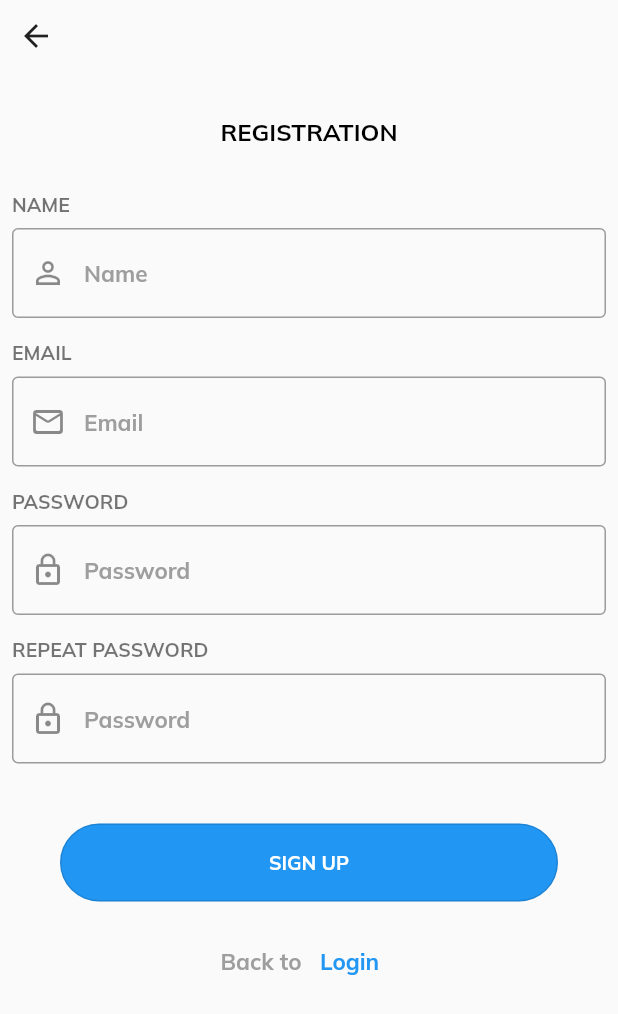
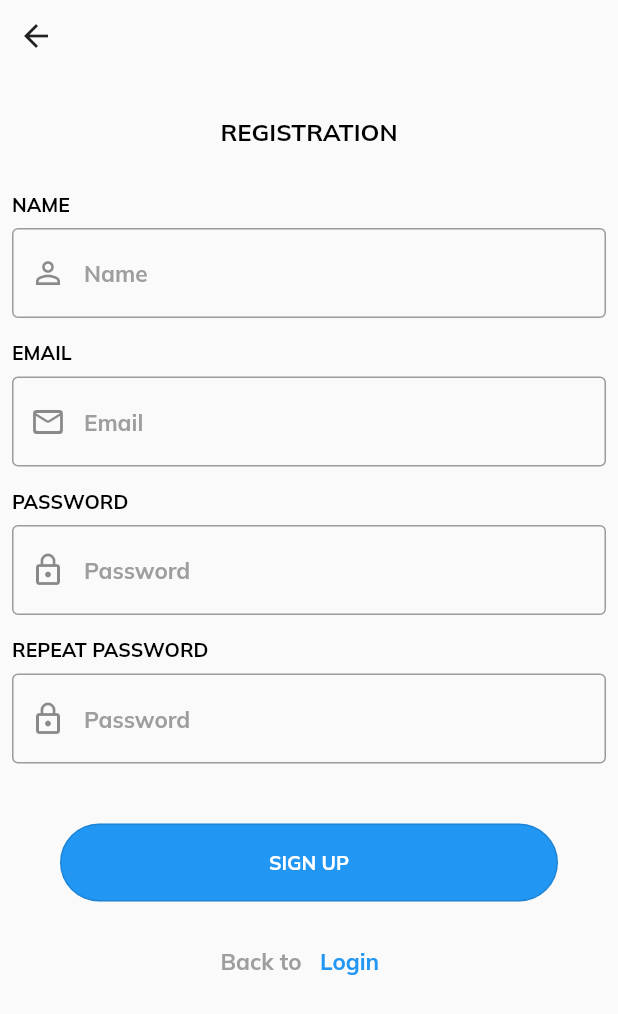
Before and after one commit to SabbathDev/eventor, a Flutter app: the RegistrationPage screen opened directly, on a phone screen of 412 x 824 dp. Shown: the top 1014 px of the screen. Run offline on Flutter 3.47's test engine with Material 2 defaults, Android fonts, the phone set to English and light mode, and no system bars.

Commit message:
Navigation added, fixed dark mode and so on.

```diff
--- a/lib/main.dart
+++ b/lib/main.dart
@@ -1,24 +1,32 @@
 import 'package:eventor/pages/login.dart';
 import 'package:eventor/pages/registration.dart';
 import 'package:flutter/material.dart';
+import 'package:eventor/theme/theme_constants.dart';
 
-void main() {
-  runApp(MaterialApp(
-      theme: ThemeData(
-        fontFamily: 'Mulish',
+void main() => runApp(const Eventor());
 
-        textTheme: const TextTheme(
-          headline1: TextStyle(fontSize: 16, color: Colors.black, fontWeight: FontWeight.bold), //page top text
-          headline2: TextStyle(fontSize: 13, fontWeight: FontWeight.bold),                      //field names
-          headline5: TextStyle(fontSize: 13, color: Colors.white),                              //button text
-          headline6: TextStyle(fontSize: 16, color: Colors.white60),                            //hint text
-          bodyText1: TextStyle(fontSize: 15, color: Colors.grey),                               //main body text
-          bodyText2: TextStyle(fontSize: 15, color: Colors.blue, fontWeight: FontWeight.bold),  //link text
-        ),
-      ),
 
-      darkTheme: ThemeData.dark(),
+class Eventor extends StatefulWidget {
+  const Eventor({Key? key}) : super(key: key);
 
-      home: const Login(),
-  ));
+  @override
+  State<Eventor> createState() => _EventorState();
 }
+
+class _EventorState extends State<Eventor> {
+  @override
+  Widget build(BuildContext context) {
+    return MaterialApp(
+      theme: lightTheme,
+      darkTheme: darkTheme,
+
+      themeMode: ThemeMode.light,
+
+      initialRoute: '/login',
+      routes: {
+        '/login': (context) => const Login(),
+        '/login/registration': (context) => const RegistrationPage(),
+      },
+    );
+  }
+}
--- a/lib/pages/registration.dart
+++ b/lib/pages/registration.dart
@@ -13,15 +13,14 @@ class _RegistrationPageState extends State<RegistrationPage> {
   Widget build(BuildContext context) {
 
     return Scaffold(
-      body: SingleChildScrollView(
+      body: SafeArea(
+        child: SingleChildScrollView(
             child: Column(
                 children: [
                   Row(
                     mainAxisAlignment: MainAxisAlignment.start,
                     children: const [
-                    BackButton( //TODO navigate back to login page
-
-                    )
+                      BackButton()
                     ],
                   ),
 
@@ -142,7 +141,7 @@ class _RegistrationPageState extends State<RegistrationPage> {
                           style: Theme.of(context).textTheme.bodyText1
                       ),
                       TextButton(
-                        onPressed: () {}, //TODO navigate back to login page
+                          onPressed: () => Navigator.pop(context),
                           child: Text(
                               'Login',
                               style: Theme.of(context).textTheme.bodyText2
@@ -152,6 +151,7 @@ class _RegistrationPageState extends State<RegistrationPage> {
                   )
                 ]
             )
+        ),
       )
     );
   }
--- /dev/null
+++ b/lib/theme/theme_constants.dart
@@ -0,0 +1,29 @@
+import 'package:flutter/material.dart';
+
+ThemeData lightTheme = ThemeData(
+  brightness: Brightness.light,
+  fontFamily: 'Mulish',
+
+  textTheme: const TextTheme(
+    headline1: TextStyle(fontSize: 16, color: Colors.black, fontWeight: FontWeight.bold), //page top text
+    headline2: TextStyle(fontSize: 13, color: Colors.black, fontWeight: FontWeight.bold),                      //field names
+    headline5: TextStyle(fontSize: 13, color: Colors.white),                              //button text
+    headline6: TextStyle(fontSize: 16, color: Colors.white60),                            //hint text
+    bodyText1: TextStyle(fontSize: 15, color: Colors.grey),                               //main body text
+    bodyText2: TextStyle(fontSize: 15, color: Colors.blue, fontWeight: FontWeight.bold),  //link text
+  ),
+);
+
+ThemeData darkTheme = ThemeData(
+  brightness: Brightness.dark,
+  fontFamily: 'Mulish',
+
+  textTheme: const TextTheme(
+    headline1: TextStyle(fontSize: 16, color: Colors.white, fontWeight: FontWeight.bold), //page top text
+    headline2: TextStyle(fontSize: 13, color: Colors.white, fontWeight: FontWeight.bold),                      //field names
+    headline5: TextStyle(fontSize: 13, color: Colors.black),                              //button text
+    headline6: TextStyle(fontSize: 16, color: Colors.white60),                            //hint text
+    bodyText1: TextStyle(fontSize: 15, color: Colors.grey),                               //main body text
+    bodyText2: TextStyle(fontSize: 15, color: Colors.blue, fontWeight: FontWeight.bold),  //link text
+  ),
+);
```
Also changed, not shown: lib/pages/login.dart (+5 -2 lines). Lines whose indentation alone changed are shown as unchanged.
